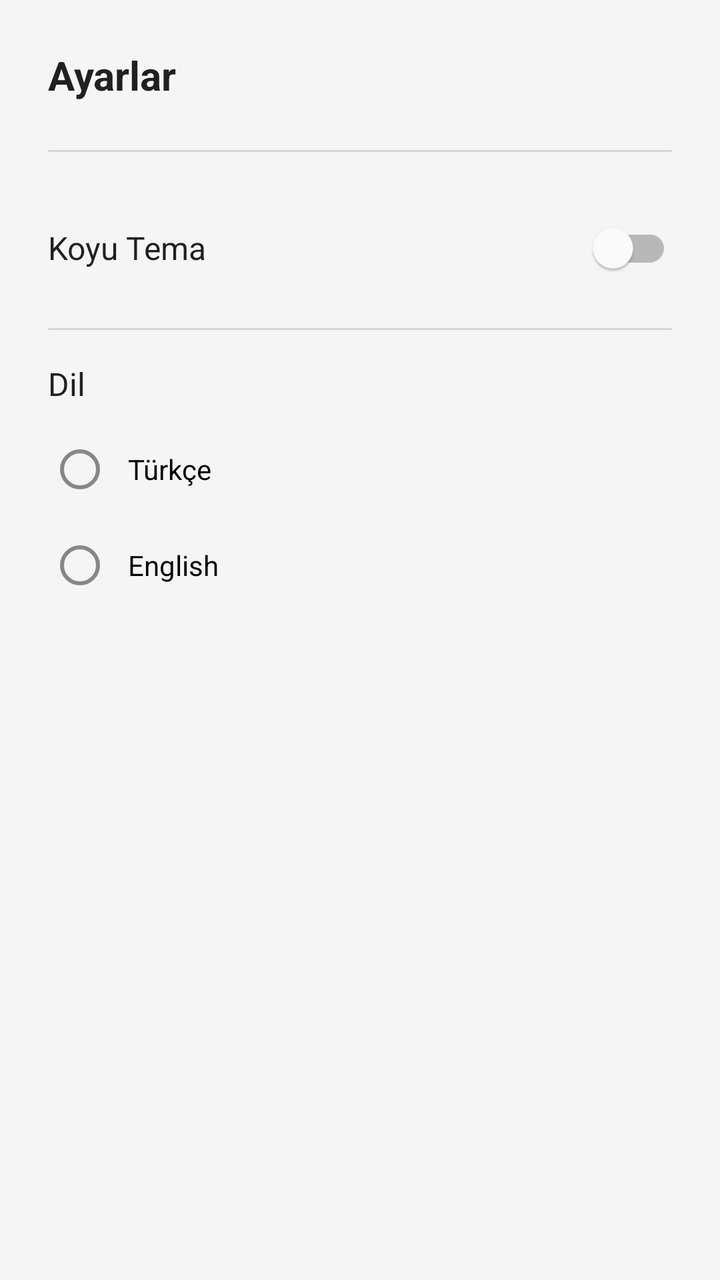
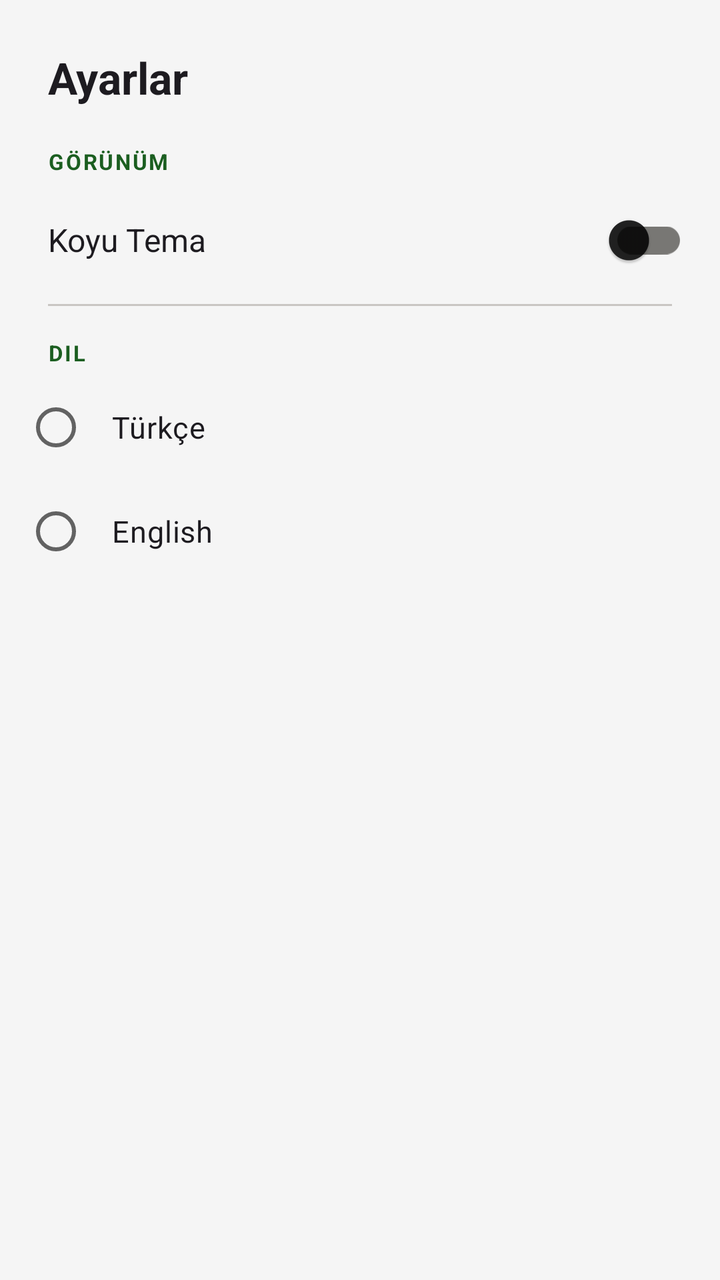

An Android layout rendered at two revisions. The XML below is the earlier revision; the diff shows what the commit changed to produce the second picture.
<!-- AndroidManifest.xml: application theme Theme.Var -->
<!-- res/layout/dialog_settings.xml -->
<?xml version="1.0" encoding="utf-8"?>
<LinearLayout
    xmlns:android="http://schemas.android.com/apk/res/android"
    xmlns:app="http://schemas.android.com/apk/res-auto"
    android:layout_width="match_parent"
    android:layout_height="wrap_content"
    android:orientation="vertical"
    android:padding="@dimen/padding_xl">

    
    <TextView
        android:layout_width="match_parent"
        android:layout_height="wrap_content"
        android:text="@string/settings"
        android:textSize="@dimen/text_title"
        android:textColor="?android:attr/textColorPrimary"
        android:textStyle="bold"
        android:layout_marginBottom="@dimen/margin_lg" />

    
    <View
        android:layout_width="match_parent"
        android:layout_height="1dp"
        android:background="@color/divider_light"
        android:layout_marginBottom="@dimen/margin_md" />

    
    <LinearLayout
        android:layout_width="match_parent"
        android:layout_height="wrap_content"
        android:orientation="horizontal"
        android:gravity="center_vertical"
        android:paddingTop="@dimen/padding_sm"
        android:paddingBottom="@dimen/padding_sm">

        <TextView
            android:layout_width="0dp"
            android:layout_height="wrap_content"
            android:layout_weight="1"
            android:text="@string/dark_mode"
            android:textSize="@dimen/text_subtitle"
            android:textColor="?android:attr/textColorPrimary"
            android:drawablePadding="@dimen/padding_md" />

        <com.google.android.material.switchmaterial.SwitchMaterial
            android:id="@+id/switchDarkMode"
            android:layout_width="wrap_content"
            android:layout_height="wrap_content" />

    </LinearLayout>

    
    <View
        android:layout_width="match_parent"
        android:layout_height="1dp"
        android:background="@color/divider_light"
        android:layout_marginTop="@dimen/margin_sm"
        android:layout_marginBottom="@dimen/margin_md" />

    
    <TextView
        android:layout_width="match_parent"
        android:layout_height="wrap_content"
        android:text="@string/language"
        android:textSize="@dimen/text_subtitle"
        android:textColor="?android:attr/textColorPrimary"
        android:layout_marginBottom="@dimen/margin_sm" />

    <RadioGroup
        android:id="@+id/radioGroupLanguage"
        android:layout_width="match_parent"
        android:layout_height="wrap_content"
        android:orientation="vertical">

        <com.google.android.material.radiobutton.MaterialRadioButton
            android:id="@+id/radioTurkish"
            android:layout_width="match_parent"
            android:layout_height="wrap_content"
            android:text="@string/language_turkish"
            android:textSize="@dimen/text_body"
            android:padding="@dimen/padding_sm" />

        <com.google.android.material.radiobutton.MaterialRadioButton
            android:id="@+id/radioEnglish"
            android:layout_width="match_parent"
            android:layout_height="wrap_content"
            android:text="@string/language_english"
            android:textSize="@dimen/text_body"
            android:padding="@dimen/padding_sm" />

    </RadioGroup>

</LinearLayout>
<!-- resources referenced by this layout -->
<resources>
  <color name="divider_light">#1F000000</color>
  <dimen name="margin_lg">24dp</dimen>
  <dimen name="margin_md">16dp</dimen>
  <dimen name="margin_sm">8dp</dimen>
  <dimen name="padding_md">12dp</dimen>
  <dimen name="padding_sm">8dp</dimen>
  <dimen name="padding_xl">24dp</dimen>
  <dimen name="text_body">14sp</dimen>
  <dimen name="text_subtitle">16sp</dimen>
  <dimen name="text_title">20sp</dimen>
  <string name="dark_mode">Koyu Tema</string>
  <string name="language">Dil</string>
  <string name="language_english">English</string>
  <string name="language_turkish">Türkçe</string>
  <string name="settings">Ayarlar</string>
  <style name="Theme.Var" parent="Theme.MaterialComponents.DayNight.NoActionBar">
          
          <item name="colorPrimary">@color/primary</item>
          <item name="colorPrimaryVariant">@color/primary_dark</item>
          <item name="colorOnPrimary">@color/on_primary</item>
          
          <item name="colorSecondary">@color/secondary</item>
          <item name="colorSecondaryVariant">@color/secondary_dark</item>
          <item name="colorOnSecondary">@color/on_secondary</item>
          
          <item name="android:colorBackground">@color/background_light</item>
          <item name="colorSurface">@color/surface_light</item>
          
          <item name="android:statusBarColor">@color/primary_dark</item>
          <item name="android:navigationBarColor">@color/surface_light</item>
          
          <item name="android:textColorPrimary">@color/text_primary_light</item>
          <item name="android:textColorSecondary">@color/text_secondary_light</item>
          <item name="android:textColorHint">@color/text_hint_light</item>
          
          <item name="colorOnSurface">@color/text_primary_light</item>
          <item name="colorSurfaceVariant">@color/background_light</item>
          <item name="colorOnSurfaceVariant">@color/text_secondary_light</item>
          <item name="colorOutline">@color/divider_light</item>
          <item name="colorPrimaryContainer">@color/primary_light</item>
          <item name="colorOnPrimaryContainer">@color/on_primary</item>
          <item name="colorSecondaryContainer">@color/secondary_light</item>
          <item name="colorOnSecondaryContainer">@color/on_secondary</item>
      </style>
  <color name="primary">#FF1B5E20</color>
  <color name="primary_dark">#FF0A3D12</color>
  <color name="on_primary">#FFFFFFFF</color>
  <color name="secondary">#FFFFC107</color>
  <color name="secondary_dark">#FFFFA000</color>
  <color name="on_secondary">#FF000000</color>
  <color name="background_light">#FFF5F5F5</color>
  <color name="surface_light">#FFFFFFFF</color>
  <color name="text_primary_light">#DE000000</color>
  <color name="text_secondary_light">#99000000</color>
  <color name="text_hint_light">#61000000</color>
  <color name="primary_light">#FF2E7D32</color>
  <color name="secondary_light">#FFFFCA28</color>
</resources>

<!-- the commit's change to res/layout/dialog_settings.xml (unified diff, before → after) -->
@@ -5,42 +5,51 @@
     android:layout_width="match_parent"
     android:layout_height="wrap_content"
     android:orientation="vertical"
-    android:padding="@dimen/padding_xl">
+    android:paddingTop="24dp"
+    android:paddingBottom="16dp">
 
     
     <TextView
         android:layout_width="match_parent"
         android:layout_height="wrap_content"
         android:text="@string/settings"
-        android:textSize="@dimen/text_title"
+        android:textSize="22sp"
         android:textColor="?android:attr/textColorPrimary"
         android:textStyle="bold"
-        android:layout_marginBottom="@dimen/margin_lg" />
+        android:paddingStart="24dp"
+        android:paddingEnd="24dp"
+        android:paddingBottom="20dp" />
 
     
-    <View
+    <TextView
         android:layout_width="match_parent"
-        android:layout_height="1dp"
-        android:background="@color/divider_light"
-        android:layout_marginBottom="@dimen/margin_md" />
+        android:layout_height="wrap_content"
+        android:text="@string/appearance"
+        android:textSize="11sp"
+        android:textColor="?attr/colorPrimary"
+        android:textStyle="bold"
+        android:letterSpacing="0.08"
+        android:textAllCaps="true"
+        android:paddingStart="24dp"
+        android:paddingEnd="24dp"
+        android:paddingBottom="4dp" />
 
     
     <LinearLayout
         android:layout_width="match_parent"
-        android:layout_height="wrap_content"
+        android:layout_height="56dp"
         android:orientation="horizontal"
         android:gravity="center_vertical"
-        android:paddingTop="@dimen/padding_sm"
-        android:paddingBottom="@dimen/padding_sm">
+        android:paddingStart="24dp"
+        android:paddingEnd="16dp">
 
         <TextView
             android:layout_width="0dp"
             android:layout_height="wrap_content"
             android:layout_weight="1"
             android:text="@string/dark_mode"
-            android:textSize="@dimen/text_subtitle"
-            android:textColor="?android:attr/textColorPrimary"
-            android:drawablePadding="@dimen/padding_md" />
+            android:textSize="16sp"
+            android:textColor="?android:attr/textColorPrimary" />
 
         <com.google.android.material.switchmaterial.SwitchMaterial
             android:id="@+id/switchDarkMode"
@@ -53,40 +62,49 @@
     <View
         android:layout_width="match_parent"
         android:layout_height="1dp"
-        android:background="@color/divider_light"
-        android:layout_marginTop="@dimen/margin_sm"
-        android:layout_marginBottom="@dimen/margin_md" />
+        android:layout_marginStart="24dp"
+        android:layout_marginEnd="24dp"
+        android:layout_marginTop="4dp"
+        android:layout_marginBottom="16dp"
+        android:background="?attr/colorOutlineVariant" />
 
     
     <TextView
         android:layout_width="match_parent"
         android:layout_height="wrap_content"
         android:text="@string/language"
-        android:textSize="@dimen/text_subtitle"
-        android:textColor="?android:attr/textColorPrimary"
-        android:layout_marginBottom="@dimen/margin_sm" />
+        android:textSize="11sp"
+        android:textColor="?attr/colorPrimary"
+        android:textStyle="bold"
+        android:letterSpacing="0.08"
+        android:textAllCaps="true"
+        android:paddingStart="24dp"
+        android:paddingEnd="24dp"
+        android:paddingBottom="4dp" />
 
     <RadioGroup
         android:id="@+id/radioGroupLanguage"
         android:layout_width="match_parent"
         android:layout_height="wrap_content"
-        android:orientation="vertical">
+        android:orientation="vertical"
+        android:paddingStart="12dp"
+        android:paddingEnd="12dp">
 
         <com.google.android.material.radiobutton.MaterialRadioButton
             android:id="@+id/radioTurkish"
             android:layout_width="match_parent"
-            android:layout_height="wrap_content"
+            android:layout_height="52dp"
             android:text="@string/language_turkish"
-            android:textSize="@dimen/text_body"
-            android:padding="@dimen/padding_sm" />
+            android:textSize="15sp"
+            android:paddingStart="12dp" />
 
         <com.google.android.material.radiobutton.MaterialRadioButton
             android:id="@+id/radioEnglish"
             android:layout_width="match_parent"
-            android:layout_height="wrap_content"
+            android:layout_height="52dp"
             android:text="@string/language_english"
-            android:textSize="@dimen/text_body"
-            android:padding="@dimen/padding_sm" />
+            android:textSize="15sp"
+            android:paddingStart="12dp" />
 
     </RadioGroup>
 
<!-- resource entries referenced after the edit -->
@@ -1,61 +1,54 @@
 <!-- resources referenced by this layout -->
 <resources>
-  <color name="divider_light">#1F000000</color>
-  <dimen name="margin_lg">24dp</dimen>
-  <dimen name="margin_md">16dp</dimen>
-  <dimen name="margin_sm">8dp</dimen>
-  <dimen name="padding_md">12dp</dimen>
-  <dimen name="padding_sm">8dp</dimen>
-  <dimen name="padding_xl">24dp</dimen>
-  <dimen name="text_body">14sp</dimen>
-  <dimen name="text_subtitle">16sp</dimen>
-  <dimen name="text_title">20sp</dimen>
+  <string name="appearance">Görünüm</string>
   <string name="dark_mode">Koyu Tema</string>
   <string name="language">Dil</string>
   <string name="language_english">English</string>
   <string name="language_turkish">Türkçe</string>
   <string name="settings">Ayarlar</string>
-  <style name="Theme.Var" parent="Theme.MaterialComponents.DayNight.NoActionBar">
+  <style name="Theme.Var" parent="Theme.Material3.DayNight.NoActionBar">
           
           <item name="colorPrimary">@color/primary</item>
-          <item name="colorPrimaryVariant">@color/primary_dark</item>
           <item name="colorOnPrimary">@color/on_primary</item>
+          <item name="colorPrimaryContainer">@color/primary_container</item>
+          <item name="colorOnPrimaryContainer">@color/on_primary_container</item>
           
           <item name="colorSecondary">@color/secondary</item>
-          <item name="colorSecondaryVariant">@color/secondary_dark</item>
           <item name="colorOnSecondary">@color/on_secondary</item>
+          <item name="colorSecondaryContainer">@color/secondary_container</item>
+          <item name="colorOnSecondaryContainer">@color/on_secondary_container</item>
           
           <item name="android:colorBackground">@color/background_light</item>
           <item name="colorSurface">@color/surface_light</item>
+          <item name="colorOnSurface">@color/text_primary_light</item>
+          <item name="colorSurfaceVariant">@color/surface_variant_light</item>
+          <item name="colorOnSurfaceVariant">@color/text_secondary_light</item>
+          
+          <item name="colorOutline">@color/outline_light</item>
+          <item name="colorOutlineVariant">@color/outline_variant_light</item>
           
           <item name="android:statusBarColor">@color/primary_dark</item>
           <item name="android:navigationBarColor">@color/surface_light</item>
           
-          <item name="android:textColorPrimary">@color/text_primary_light</item>
-          <item name="android:textColorSecondary">@color/text_secondary_light</item>
-          <item name="android:textColorHint">@color/text_hint_light</item>
-          
-          <item name="colorOnSurface">@color/text_primary_light</item>
-          <item name="colorSurfaceVariant">@color/background_light</item>
-          <item name="colorOnSurfaceVariant">@color/text_secondary_light</item>
-          <item name="colorOutline">@color/divider_light</item>
-          <item name="colorPrimaryContainer">@color/primary_light</item>
-          <item name="colorOnPrimaryContainer">@color/on_primary</item>
-          <item name="colorSecondaryContainer">@color/secondary_light</item>
-          <item name="colorOnSecondaryContainer">@color/on_secondary</item>
+          <item name="colorPrimaryVariant">@color/primary_dark</item>
+          <item name="colorSecondaryVariant">@color/secondary_dark</item>
       </style>
   <color name="primary">#FF1B5E20</color>
   <color name="primary_dark">#FF0A3D12</color>
   <color name="on_primary">#FFFFFFFF</color>
+  <color name="primary_container">#C8E6C9</color>
+  <color name="on_primary_container">#002204</color>
   <color name="secondary">#FFFFC107</color>
   <color name="secondary_dark">#FFFFA000</color>
   <color name="on_secondary">#FF000000</color>
+  <color name="secondary_container">#FFECB3</color>
+  <color name="on_secondary_container">#3E2900</color>
   <color name="background_light">#FFF5F5F5</color>
   <color name="surface_light">#FFFFFFFF</color>
   <color name="text_primary_light">#DE000000</color>
+  <color name="surface_variant_light">#E8F5E9</color>
   <color name="text_secondary_light">#99000000</color>
-  <color name="text_hint_light">#61000000</color>
-  <color name="primary_light">#FF2E7D32</color>
-  <color name="secondary_light">#FFFFCA28</color>
+  <color name="outline_light">#787774</color>
+  <color name="outline_variant_light">#C9C6C3</color>
 </resources>
 
